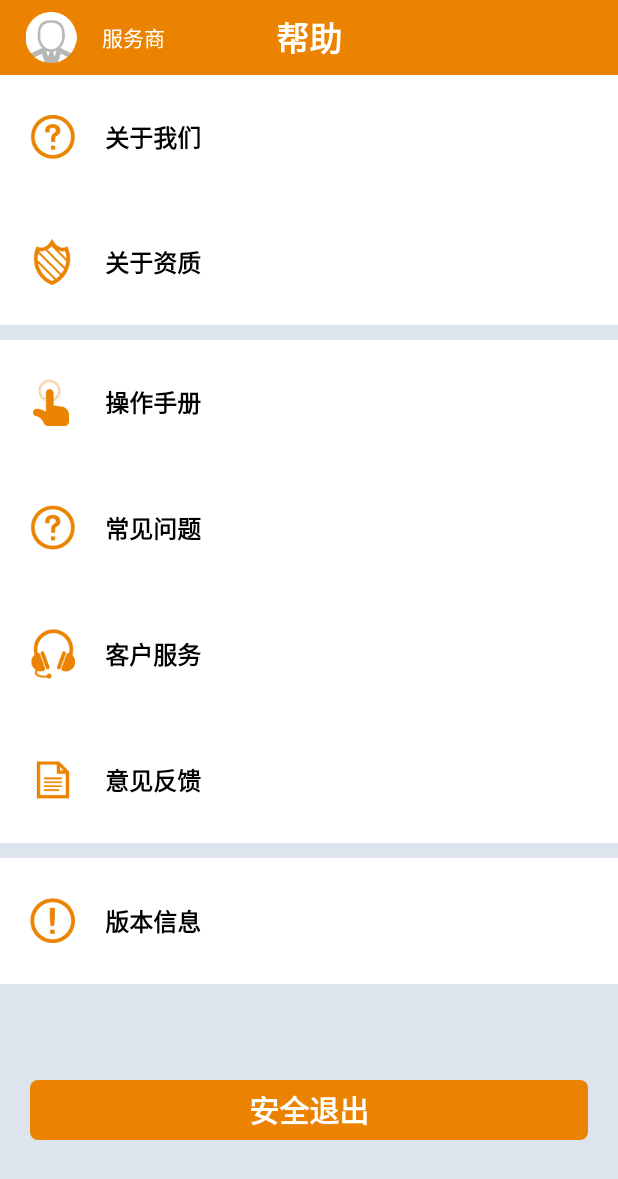
After one commit to cyx362442/ShanXiaoBao, an Android app: the HelperActivity screen opened directly, with no data from a screen before it, on a phone screen of 412 x 824 dp. The commit adds this screen. Shown: the top 1179 px of the screen. Run offline under Robolectric (Android 15) with nearby library versions, the phone set to English and light mode, and no system bars; our stand-ins replace ButterKnife, Volley.

Commit message:
sxb03201

```diff
--- a/app/src/main/AndroidManifest.xml
+++ b/app/src/main/AndroidManifest.xml
@@ -81,6 +81,10 @@
         </activity>
         <activity android:name=".View.ShareActivity">
         </activity>
+        <activity android:name=".HelperActivity">
+        </activity>
+        <activity android:name=".SuggestionActivity">
+        </activity>
     </application>
 
 </manifest>
--- /dev/null
+++ b/app/src/main/java/com/zhongbang/sxb/HelperActivity.java
@@ -0,0 +1,154 @@
+package com.zhongbang.sxb;
+
+import android.content.DialogInterface;
+import android.content.Intent;
+import android.content.SharedPreferences;
+import android.net.Uri;
+import android.os.Bundle;
+import android.support.v7.app.AlertDialog;
+import android.support.v7.app.AppCompatActivity;
+import android.util.Log;
+import android.view.View;
+import android.widget.ImageView;
+import android.widget.LinearLayout;
+import android.widget.RelativeLayout;
+import android.widget.TextView;
+
+import com.android.volley.VolleyError;
+import com.google.gson.Gson;
+import com.zhongbang.sxb.bean.VersionContents;
+import com.zhongbang.sxb.colleciton.WebView_PayActivity;
+import com.zhongbang.sxb.httputils.DownHTTP;
+import com.zhongbang.sxb.httputils.VolleyResultListener;
+
+import org.json.JSONArray;
+import org.json.JSONException;
+
+import java.util.HashMap;
+
+import butterknife.Bind;
+import butterknife.ButterKnife;
+import butterknife.OnClick;
+
+public class HelperActivity extends AppCompatActivity {
+    private String url;
+    private String title;
+    private final String currentVersion="1.00";
+
+    @Bind(R.id.img_head)
+    ImageView mImgHead;
+    @Bind(R.id.textView_title)
+    TextView mTextViewTitle;
+    @Bind(R.id.relativeLayout1)
+    RelativeLayout mRelativeLayout1;
+    @Bind(R.id.ll_help01)
+    LinearLayout mLlHelp01;
+    @Bind(R.id.ll_help02)
+    LinearLayout mLlHelp02;
+    @Bind(R.id.ll_help03)
+    LinearLayout mLlHelp03;
+    @Bind(R.id.ll_help04)
+    LinearLayout mLlHelp04;
+    @Bind(R.id.ll_help05)
+    LinearLayout mLlHelp05;
+    @Bind(R.id.ll_help06)
+    LinearLayout mLlHelp06;
+    @Bind(R.id.ll_help07)
+    LinearLayout mLlHelp07;
+    @Bind(R.id.tv_exit)
+    TextView mTvExit;
+    @Bind(R.id.linearLayout1)
+    LinearLayout mLinearLayout1;
+    private Intent mIntent;
+
+    @Override
+    protected void onCreate(Bundle savedInstanceState) {
+        super.onCreate(savedInstanceState);
+        setContentView(R.layout.activity_helper);
+        ButterKnife.bind(this);
+    }
+
+    @OnClick({R.id.ll_help01, R.id.ll_help02, R.id.ll_help03, R.id.ll_help04, R.id.ll_help05, R.id.ll_help06, R.id.ll_help07, R.id.tv_exit})
+    public void onClick(View view) {
+        switch (view.getId()) {
+            case R.id.ll_help01:
+                url="http://chinazbhf.com:8081/sxb/attached/about-us.html";
+                title="关于我们";
+                toWebView();
+                break;
+            case R.id.ll_help02:
+                url="http://chinazbhf.com:8081/sxb/attached/about-zz.html";
+                title="关于资质";
+                toWebView();
+                break;
+            case R.id.ll_help03:
+                url="http://chinazbhf.com:8081/sxb/attached/manual.html";
+                title="操作手册";
+                toWebView();
+                break;
+            case R.id.ll_help04:
+                url="http://chinazbhf.com:8081/sxb/attached/questions.html";
+                title="常见问题";
+                toWebView();
+                break;
+            case R.id.ll_help05:
+                url="http://chinazbhf.com:8081/sxb/attached/services.html";
+                title="客户服务";
+                toWebView();
+                break;
+            case R.id.ll_help06:
+                mIntent=new Intent(this,SuggestionActivity.class);
+                startActivity(mIntent);
+                break;
+            case R.id.ll_help07:
+                url="http://chinazbhf.com/app/return_Homepage.aspx";
+                HashMap<String, String> map = new HashMap<>();
+                DownHTTP.postVolley(url, map, new VolleyResultListener() {
+                    @Override
+                    public void onErrorResponse(VolleyError error) {
+                    }
+                    @Override
+                    public void onResponse(String response) {
+                        Gson gson = new Gson();
+                        VersionContents[] contentses = gson.fromJson(response, VersionContents[].class);
+                        Log.e("=====",contentses[0].system_version);
+                        if(!contentses[0].system_version.equals(currentVersion)){
+                            showDialog_version(contentses[0].author_contact);
+                        }
+                    }
+                });
+                break;
+            case R.id.tv_exit:
+                SharedPreferences sp = getSharedPreferences("users", MODE_PRIVATE);
+                SharedPreferences.Editor edit = sp.edit();
+                edit.clear();
+                edit.commit();
+                finish();
+                break;
+        }
+    }
+
+    private void toWebView() {
+        mIntent = new Intent(this, WebView_PayActivity.class);
+        mIntent.putExtra("title",title);
+        mIntent.putExtra("url",url);
+        startActivity(mIntent);
+    }
+    private void showDialog_version(final String url) {
+        AlertDialog dialog = new AlertDialog.Builder(this)
+                .setTitle("版本更新")
+                .setIcon(R.mipmap.logo)
+                .setPositiveButton("确定", new DialogInterface.OnClickListener() {
+                    @Override
+                    public void onClick(DialogInterface dialog, int which) {
+                        Intent intent = new Intent(Intent.ACTION_VIEW, Uri.parse(url));
+                        startActivity(intent);
+                        dialog.dismiss();
+                    }
+                })
+                .setNegativeButton("取消",null)
+                .setMessage("检测到新版本，请及时更新")
+                .create();
+        dialog.show();
+    }
+}
--- a/app/src/main/java/com/zhongbang/sxb/managercenter/MyManagerActivity.java
+++ b/app/src/main/java/com/zhongbang/sxb/managercenter/MyManagerActivity.java
@@ -7,6 +7,7 @@ import android.graphics.drawable.AnimationDrawable;
 import android.os.Bundle;
 import android.support.v7.app.AppCompatActivity;
 import android.text.TextUtils;
+import android.util.Log;
 import android.view.View;
 import android.view.ViewGroup;
 import android.widget.AdapterView;
@@ -19,6 +20,7 @@ import android.widget.TextView;
 import android.widget.Toast;
 
 import com.android.volley.VolleyError;
+import com.zhongbang.sxb.HelperActivity;
 import com.zhongbang.sxb.R;
 import com.zhongbang.sxb.httputils.DownHTTP;
 import com.zhongbang.sxb.httputils.VolleyResultListener;
@@ -123,7 +125,9 @@ public class MyManagerActivity extends AppCompatActivity {
                 mIntent = new Intent(this, MyEarnings.class);
                 startActivity(mIntent);
                 break;
-            case R.id.tv5:
+            case R.id.tv5://帮助
+                mIntent=new Intent(this, HelperActivity.class);
+                startActivity(mIntent);
                 break;
         }
     }
--- /dev/null
+++ b/app/src/main/res/layout/activity_helper.xml
@@ -0,0 +1,137 @@
+<?xml version="1.0" encoding="utf-8"?>
+<RelativeLayout
+    xmlns:android="http://schemas.android.com/apk/res/android"
+    xmlns:tools="http://schemas.android.com/tools"
+    android:layout_width="match_parent"
+    android:layout_height="match_parent"
+    tools:context="com.zhongbang.sxb.HelperActivity">
+    <RelativeLayout
+        android:id="@+id/relativeLayout1"
+        android:layout_width="match_parent"
+        android:layout_height="50dp"
+        android:gravity="center_vertical"
+        android:background="@color/yellowLand"
+        >
+        <ImageView
+            android:id="@+id/img_head"
+            android:layout_width="wrap_content"
+            android:layout_height="wrap_content"
+            android:layout_alignParentLeft="true"
+            android:layout_margin="8dp"
+            android:src="@mipmap/help_head" />
+        <TextView
+            android:layout_width="wrap_content"
+            android:layout_height="wrap_content"
+            android:layout_toRightOf="@+id/img_head"
+            android:textColor="@color/white"
+            android:layout_centerVertical="true"
+            android:text="服务商"/>
+        <TextView
+            android:id="@+id/textView_title"
+            android:layout_width="wrap_content"
+            android:layout_height="wrap_content"
+            android:layout_centerHorizontal="true"
+            android:layout_centerVertical="true"
+            android:text="帮助"
+            android:textColor="@color/white"
+            android:textAppearance="?android:attr/textAppearanceLarge"
+            android:textStyle="bold" />
+    </RelativeLayout>
+    <LinearLayout
+        android:id="@+id/linearLayout1"
+        android:layout_width="match_parent"
+        android:layout_height="match_parent"
+        android:background="#DDE4ED"
+        android:layout_below="@+id/relativeLayout1"
+        android:orientation="vertical">
+        <LinearLayout
+            android:id="@+id/ll_help01"
+            style="@style/linearLayout_help">
+            <ImageView
+                style="@style/imageView_help"
+                android:src="@mipmap/hepl01"/>
+           <TextView
+               style="@style/textView_help"
+               android:text="关于我们"/>
+        </LinearLayout>
+        <LinearLayout
+            android:id="@+id/ll_help02"
+            style="@style/linearLayout_help">
+            <ImageView
+                style="@style/imageView_help"
+                android:src="@mipmap/help02"/>
+            <TextView
+                style="@style/textView_help"
+                android:text="关于资质"/>
+        </LinearLayout>
+        <LinearLayout
+            android:id="@+id/ll_help03"
+            style="@style/linearLayout_help"
+            android:layout_marginTop="10dp">
+            <ImageView
+                style="@style/imageView_help"
+                android:src="@mipmap/help03"/>
+            <TextView
+                style="@style/textView_help"
+                android:text="操作手册"/>
+        </LinearLayout>
+        <LinearLayout
+            android:id="@+id/ll_help04"
+            style="@style/linearLayout_help">
+            <ImageView
+                style="@style/imageView_help"
+                android:src="@mipmap/help04"/>
+            <TextView
+                style="@style/textView_help"
+                android:text="常见问题"/>
+        </LinearLayout>
+        <LinearLayout
+            android:id="@+id/ll_help05"
+            style="@style/linearLayout_help">
+            <ImageView
+                style="@style/imageView_help"
+                android:src="@mipmap/help05"/>
+            <TextView
+                style="@style/textView_help"
+                android:text="客户服务"/>
+        </LinearLayout>
+        <LinearLayout
+            android:id="@+id/ll_help06"
+            style="@style/linearLayout_help">
+            <ImageView
+                style="@style/imageView_help"
+                android:src="@mipmap/help06"/>
+            <TextView
+                style="@style/textView_help"
+                android:text="意见反馈"/>
+        </LinearLayout>
+        <LinearLayout
+            android:id="@+id/ll_help07"
+            style="@style/linearLayout_help"
+            android:layout_marginTop="10dp">
+            <ImageView
+                style="@style/imageView_help"
+                android:src="@mipmap/help07"/>
+            <TextView
+                style="@style/textView_help"
+                android:text="版本信息"/>
+        </LinearLayout>
+        <RelativeLayout
+            android:layout_width="match_parent"
+            android:layout_height="0dp"
+            android:gravity="center"
+            android:layout_weight="2">
+            <TextView
+                android:id="@+id/tv_exit"
+                android:layout_width="match_parent"
+                android:layout_height="40dp"
+                android:gravity="center"
+                android:layout_margin="20dp"
+                android:background="@drawable/myshape03"
+                android:text="安全退出"
+                android:textStyle="bold"
+                android:textColor="@color/white"
+                android:textSize="20dp"/>
+        </RelativeLayout>
+    </LinearLayout>
+</RelativeLayout>
--- a/app/src/main/res/values/styles.xml
+++ b/app/src/main/res/values/styles.xml
@@ -51,4 +51,24 @@
         <item name="android:orientation">vertical</item>
         <item name="android:gravity">center</item>
     </style>
+    <style name="textView_help">
+        <item name="android:layout_width">wrap_content</item>
+        <item name="android:layout_height">wrap_content</item>
+        <item name="android:textSize">16dp</item>
+        <item name="android:textColor">@color/black</item>
+        <item name="android:textStyle">bold</item>
+        <item name="android:layout_marginLeft">20dp</item>
+    </style>
+    <style name="linearLayout_help">
+        <item name="android:layout_width">match_parent</item>
+        <item name="android:layout_height">0dp</item>
+        <item name="android:layout_weight">1</item>
+        <item name="android:background">@color/white</item>
+        <item name="android:gravity">center_vertical</item>
+    </style>
+    <style name="imageView_help">
+        <item name="android:layout_width">wrap_content</item>
+        <item name="android:layout_height">wrap_content</item>
+        <item name="android:layout_marginLeft">20dp</item>
+    </style>
 </resources>
```
Also changed, not shown: app/src/main/java/com/zhongbang/sxb/MainActivity.java (+5 -4 lines), app/src/main/java/com/zhongbang/sxb/SuggestionActivity.java (added, +77 -0 lines), app/src/main/java/com/zhongbang/sxb/webview/WebViewActivity.java (+6 -14 lines), app/src/main/res/drawable/xiaoxi.xml (added, +12 -0 lines), app/src/main/res/layout/activity_my_earnings.xml (+13 -2 lines), app/src/main/res/layout/activity_suggestion.xml (added, +76 -0 lines), app/src/main/res/mipmap-xhdpi/help02.png (added), app/src/main/res/mipmap-xhdpi/help03.png (added), app/src/main/res/mipmap-xhdpi/help04.png (added), app/src/main/res/mipmap-xhdpi/help05.png (added), app/src/main/res/mipmap-xhdpi/help06.png (added), app/src/main/res/mipmap-xhdpi/help07.png (added), app/src/main/res/mipmap-xhdpi/help_head.png (added), app/src/main/res/mipmap-xhdpi/hepl01.png (added), 1 more files.
